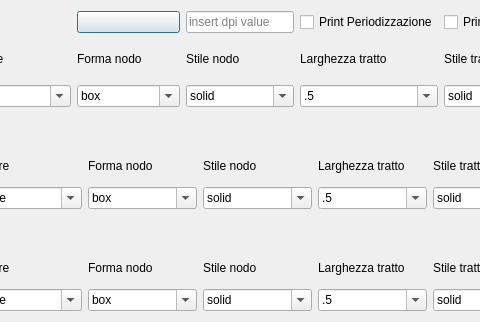
pyarchinit/pyarchinit, file gui/ui/Setting_Matrix.ui: the form before one commit; both pictures show x 152 to 632 and y 0 to 322 of the 936 by 322 pixel window.
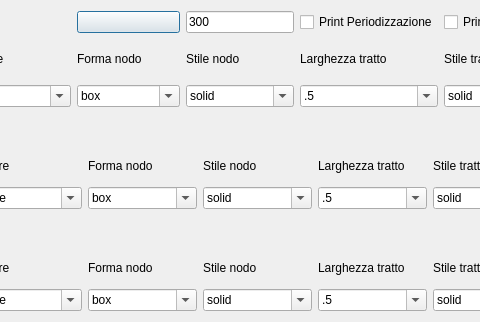
The form after the commit. Icons and pictures are not drawn.

Patch:
```diff
--- a/gui/ui/Setting_Matrix.ui
+++ b/gui/ui/Setting_Matrix.ui
@@ -519,6 +519,9 @@
      </item>
      <item row="0" column="4">
       <widget class="QLineEdit" name="lineEdit_dpi">
+       <property name="text">
+        <string>300</string>
+       </property>
        <property name="placeholderText">
         <string>insert dpi value</string>
        </property>
```
